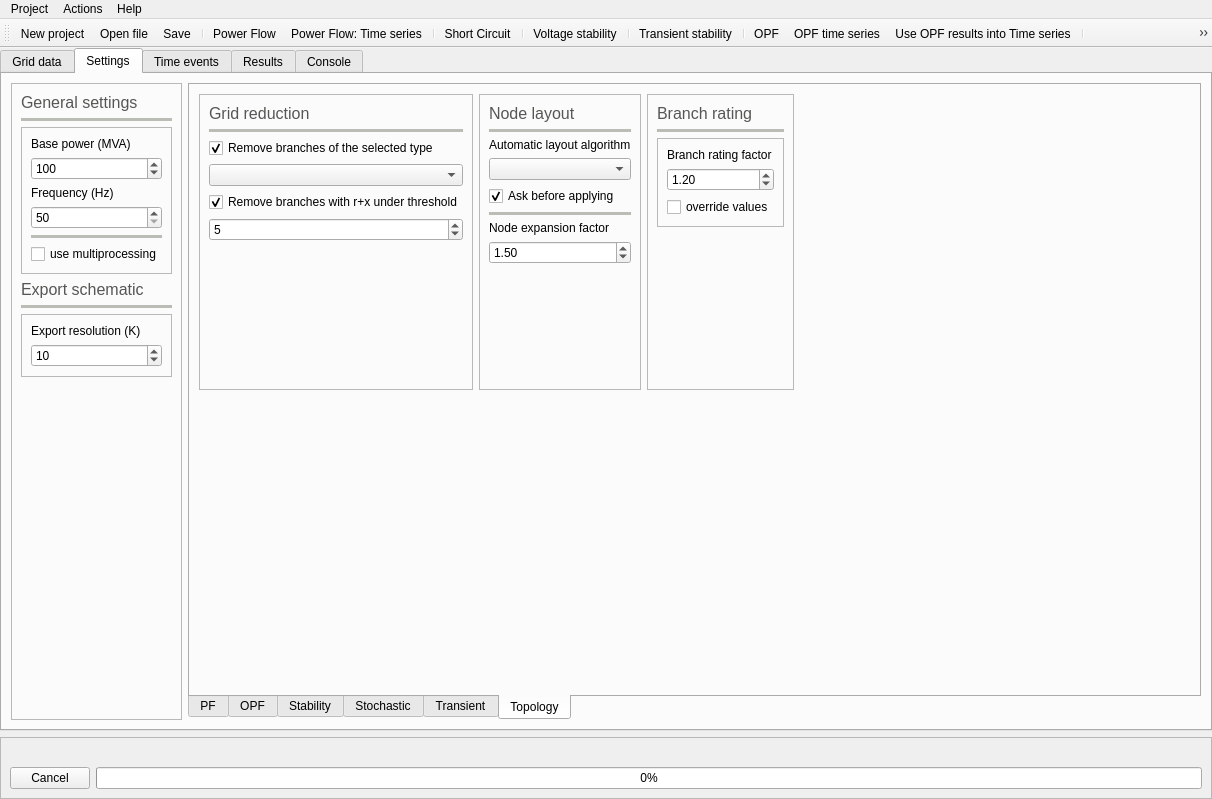
Before: the Qt Designer form UnderDevelopment/GridCal/Gui/Main/MainWindow.ui in SanPen/GridCal, drawn with Qt 5.
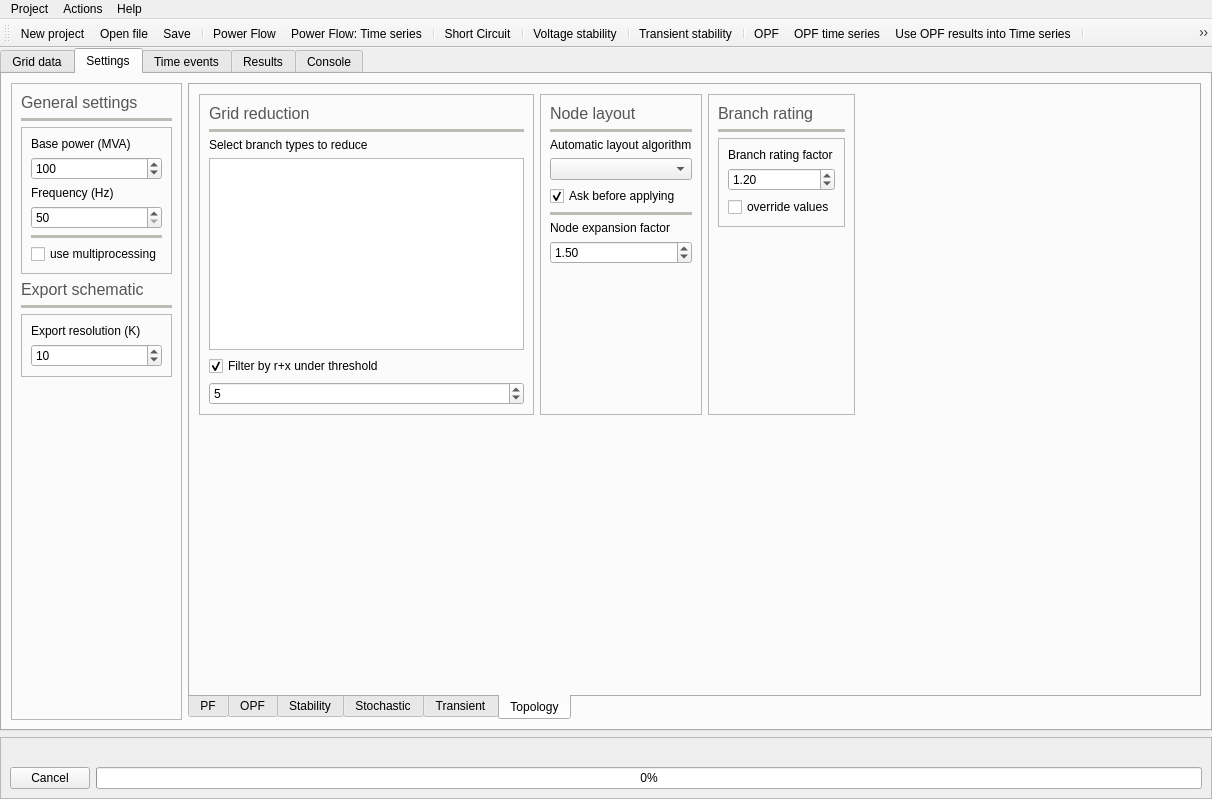
After: the same form once the commit is applied. The open tabs and pages were chosen to show the change. Icons and pictures are not drawn. Custom widgets are drawn as their Qt base class.

Diff of the .ui file:
```diff
--- a/UnderDevelopment/GridCal/Gui/Main/MainWindow.ui
+++ b/UnderDevelopment/GridCal/Gui/Main/MainWindow.ui
@@ -2666,22 +2666,19 @@
                 </widget>
                </item>
                <item>
-                <widget class="QCheckBox" name="removeByTypeCheckBox">
+                <widget class="QLabel" name="label_59">
                  <property name="text">
-                  <string>Remove branches of the selected type</string>
-                 </property>
-                 <property name="checked">
-                  <bool>true</bool>
+                  <string>Select branch types to reduce</string>
                  </property>
                 </widget>
                </item>
                <item>
-                <widget class="QComboBox" name="removeByTypeComboBox"/>
+                <widget class="QListView" name="removeByTypeListView"/>
                </item>
                <item>
                 <widget class="QCheckBox" name="rxThresholdCheckBox">
                  <property name="text">
-                  <string>Remove branches with r+x under threshold</string>
+                  <string>Filter by r+x under threshold</string>
                  </property>
                  <property name="checked">
                   <bool>true</bool>
@@ -2698,19 +2695,6 @@
                  </property>
                 </widget>
                </item>
-               <item>
-                <spacer name="verticalSpacer_14">
-                 <property name="orientation">
-                  <enum>Qt::Vertical</enum>
-                 </property>
-                 <property name="sizeHint" stdset="0">
-                  <size>
-                   <width>20</width>
-                   <height>40</height>
-                  </size>
-                 </property>
-                </spacer>
-               </item>
               </layout>
              </widget>
             </item>
```
Left out of the diff: 224 changed lines with no effect on the pictures.
